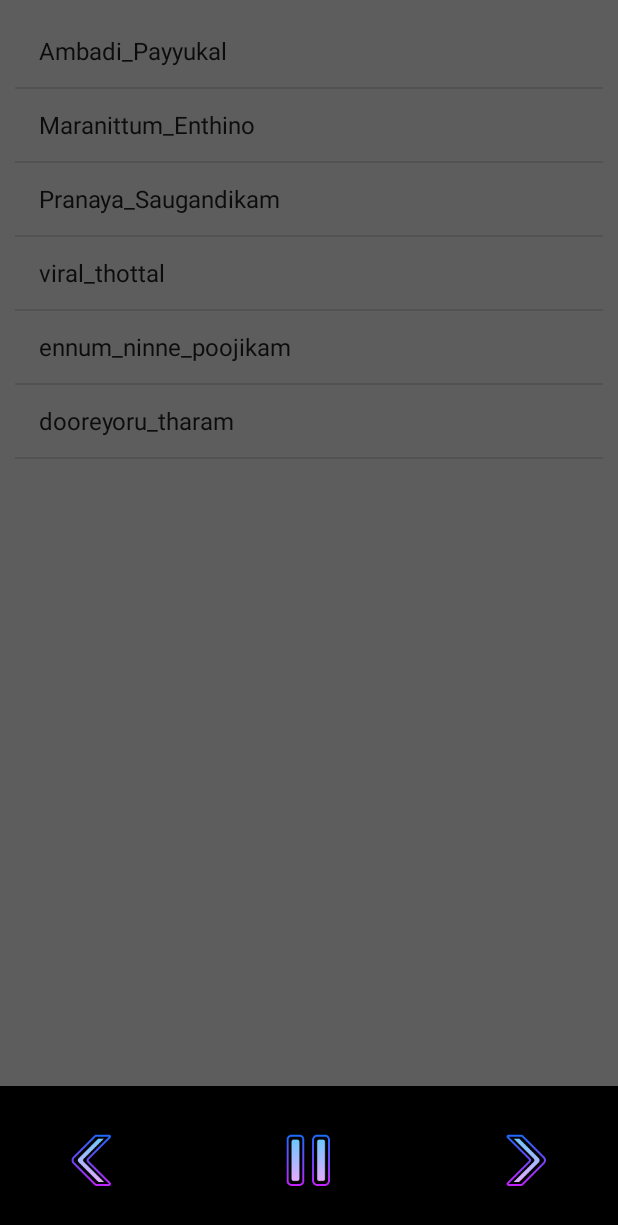
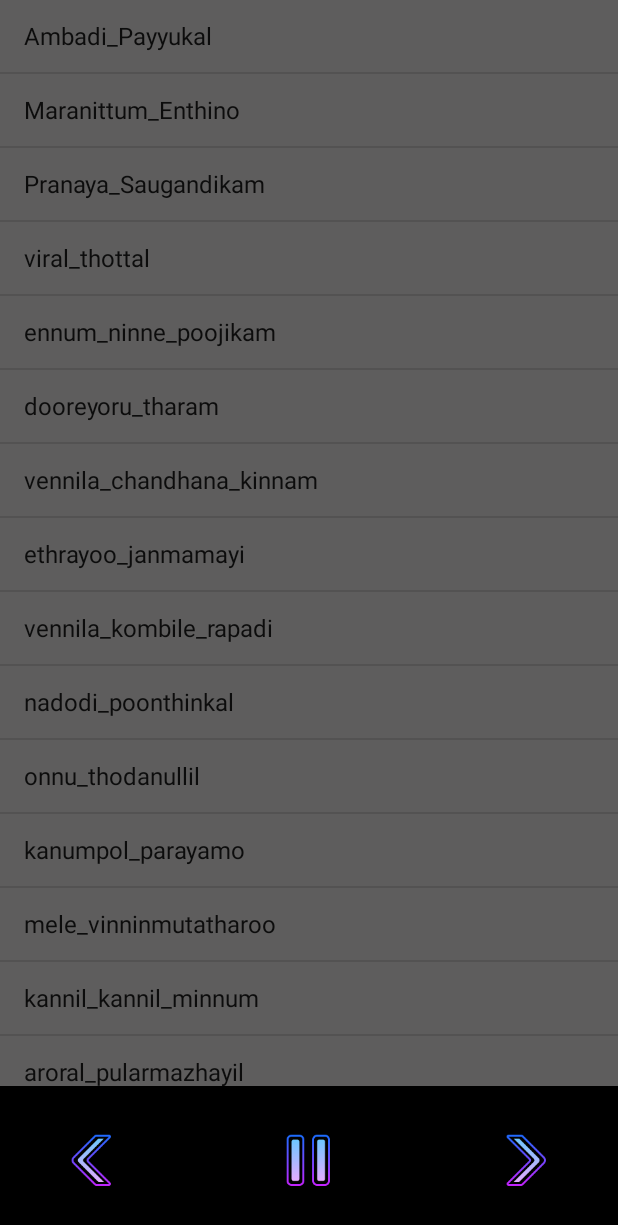
Before and after one commit to jishnu234/EvergreenSongs, an Android app: the screen it shows after launch (HomeActivity), on a phone screen of 412 x 824 dp. Shown: the top 1225 px of the screen. Run offline under Robolectric (Android 15) with nearby library versions, the phone set to English and light mode, and no system bars.

Commit message:
initial commit

```diff
--- a/app/src/main/java/com/example/evergreensongs/HomeActivity.java
+++ b/app/src/main/java/com/example/evergreensongs/HomeActivity.java
@@ -15,8 +15,12 @@ import android.content.DialogInterface;
 import android.content.Intent;
 import android.content.SharedPreferences;
 import android.graphics.Color;
+import android.media.AudioManager;
 import android.media.MediaPlayer;
 import android.os.Bundle;
+import android.os.Handler;
+import android.telephony.PhoneStateListener;
+import android.telephony.TelephonyManager;
 import android.view.View;
 import android.view.WindowManager;
 import android.widget.AdapterView;
@@ -24,6 +28,7 @@ import android.widget.ArrayAdapter;
 import android.widget.Button;
 import android.widget.ImageView;
 import android.widget.ListView;
+import android.widget.SeekBar;
 
 import java.util.ArrayList;
 import java.util.Random;
@@ -36,6 +41,7 @@ public class HomeActivity extends AppCompatActivity {
     ArrayList<Integer> music;
     MediaPlayer mediaPlayer;
     int currentPosition;
+//    private SeekBar seekBar;
 
     SharedPreferences sharedPreferences;
     SharedPreferences.Editor editor;
@@ -58,14 +64,31 @@ public class HomeActivity extends AppCompatActivity {
         play_btn = (ImageView) findViewById(R.id.play_button);
         nxt_btn = (ImageView) findViewById(R.id.nxt_button);
         bck_btn = (ImageView) findViewById(R.id.bck_button);
+//      seekBar=(SeekBar) findViewById(R.id.seekbar);
+
+        AudioManager manager= (AudioManager) getSystemService(AUDIO_SERVICE);
+
+        if (manager != null) {
+            manager.setStreamVolume(AudioManager.STREAM_MUSIC,manager.getStreamMaxVolume(AudioManager.STREAM_MUSIC),0);
+        }
 
         musicName.add("Ambadi_Payyukal");
         musicName.add("Maranittum_Enthino");
         musicName.add("Pranaya_Saugandikam");
-
         musicName.add("viral_thottal");
         musicName.add("ennum_ninne_poojikam");
         musicName.add("dooreyoru_tharam");
+        musicName.add("vennila_chandhana_kinnam");
+        musicName.add("ethrayoo_janmamayi");
+        musicName.add("vennila_kombile_rapadi");
+        musicName.add("nadodi_poonthinkal");
+        musicName.add("onnu_thodanullil");
+        musicName.add("kanumpol_parayamo");
+        musicName.add("mele_vinninmutatharoo");
+        musicName.add("kannil_kannil_minnum");
+        musicName.add("aroral_pularmazhayil");
+        musicName.add("swayam_vara_chandrikee");
+        musicName.add("padii_thodiyilethoo");
 
         music.add(R.raw.ambadi_payyukal);
         music.add(R.raw.maranittum_enthino);
@@ -73,9 +96,41 @@ public class HomeActivity extends AppCompatActivity {
         music.add(R.raw.viral_thottal);
         music.add(R.raw.ennum_ninne_poojikam);
         music.add(R.raw.dooreyoru_tharam);
+        music.add(R.raw.vennila_chandhana_kinnam);
+        music.add(R.raw.ethrayoo_janmamayi);
+        music.add(R.raw.vennila_kombile_rapadi);
+        music.add(R.raw.nadodi_poonthinkal);
+        music.add(R.raw.onnu_thodanullil);
+        music.add(R.raw.kanumpol_parayamo);
+        music.add(R.raw.mele_vinninmutatharoo);
+        music.add(R.raw.kannil_kannil_minnum);
+        music.add(R.raw.aroral_pularmazhayil);
+        music.add(R.raw.swayam_vara_chandrikee);
+        music.add(R.raw.padii_thodiyilethoo);
 
         ArrayAdapter<String> arrayAdapter = new ArrayAdapter<>(this, android.R.layout.simple_list_item_1, musicName);
         listView.setAdapter(arrayAdapter);
+
+//        seekBar.setOnSeekBarChangeListener(new SeekBar.OnSeekBarChangeListener() {
+//            @Override
+//            public void onProgressChanged(SeekBar seekBar, int progress, boolean fromUser) {
+//
+//                if(mediaPlayer!=null && fromUser)
+//                {
+//                    mediaPlayer.seekTo(progress*1000);
+//                }
+//            }
+//
+//            @Override
+//            public void onStartTrackingTouch(SeekBar seekBar) {
+//
+//            }
+//
+//            @Override
+//            public void onStopTrackingTouch(SeekBar seekBar) {
+//
+//            }
+//        });
 
         if(savedInstanceState==null) {
             mediaPlayer = MediaPlayer.create(this, music.get(currentPosition));
@@ -90,11 +145,14 @@ public class HomeActivity extends AppCompatActivity {
                 currentPosition = position;
                 changePrefValue(currentPosition);
 
+
                 if (mediaPlayer == null) {
                     mediaPlayer = MediaPlayer.create(HomeActivity.this, music.get(position));
-                    mediaPlayer.setVolume(100, 100);
+//                    seekBar.setVisibility(View.VISIBLE);
+//                    seekBar.setProgress(0);
                     mediaPlayer.start();
                     play_btn.setImageResource(R.drawable.pause_icon);
+//                    gotoSeek();
                     musicCompleted();
                 } else {
 
@@ -126,7 +184,6 @@ public class HomeActivity extends AppCompatActivity {
 
                 if (mediaPlayer == null) {
                     mediaPlayer = MediaPlayer.create(HomeActivity.this, music.get(currentPosition));
-                    mediaPlayer.setVolume(100, 100);
                     mediaPlayer.start();
                     play_btn.setImageResource(R.drawable.pause_icon);
                     musicCompleted();
@@ -205,6 +262,58 @@ public class HomeActivity extends AppCompatActivity {
             }
         });
 
+
+        PhoneStateListener phoneStateListener=new PhoneStateListener()
+        {
+            @Override
+            public void onCallStateChanged(int state, String phoneNumber) {
+
+                if(state== TelephonyManager.CALL_STATE_RINGING)
+                {
+                    if(mediaPlayer!=null)
+                    {
+                        if(mediaPlayer.isPlaying())
+                        {
+                            mediaPlayer.pause();
+                            play_btn.setImageResource(R.drawable.play_icon);
+
+                        }
+                    }
+                }
+                else if(state==TelephonyManager.CALL_STATE_IDLE)
+                {
+                    if(mediaPlayer!=null)
+                    {
+                        if(!mediaPlayer.isPlaying())
+                        {
+                            mediaPlayer.start();
+                            play_btn.setImageResource(R.drawable.pause_icon);
+                            musicCompleted();
+                        }
+                    }
+                }
+                else if(state==TelephonyManager.CALL_STATE_OFFHOOK)
+                {
+                    if(mediaPlayer!=null)
+                    {
+                        if(mediaPlayer.isPlaying())
+                        {
+                            mediaPlayer.pause();
+                            play_btn.setImageResource(R.drawable.play_icon);
+                        }
+                    }
+                }
+                super.onCallStateChanged(state, phoneNumber);
+            }
+        };
+
+        TelephonyManager mgr=(TelephonyManager) getSystemService(TELEPHONY_SERVICE);
+
+        if(mgr!=null)
+        {
+            mgr.listen(phoneStateListener,PhoneStateListener.LISTEN_NONE);
+        }
+
     }
 
     public void changePrefValue(int value) {
@@ -221,19 +330,39 @@ public class HomeActivity extends AppCompatActivity {
 
                 if (currentPosition == music.size() - 1) {
                     currentPosition = 0;
+                    changePrefValue(currentPosition);
                 } else {
                     currentPosition += 1;
+                    changePrefValue(currentPosition);
                 }
                 mediaPlayer.reset();
                 mediaPlayer.release();
                 mediaPlayer = null;
+//                seekBar.setProgress(0);
                 mediaPlayer = MediaPlayer.create(HomeActivity.this, music.get(currentPosition));
                 mediaPlayer.start();
                 play_btn.setImageResource(R.drawable.pause_icon);
 
+
+
             }
         });
     }
+
+//    public void gotoSeek()
+//    {
+//        new Handler().postDelayed(new Runnable() {
+//            @Override
+//            public void run() {
+//                int currentPos=mediaPlayer.getCurrentPosition()/1000;
+//                int duration=mediaPlayer.getDuration()/1000;
+//                seekBar.setMax(duration);
+//               seekBar.setProgress(currentPos);
+//            }
+//        },1000);
+//    }
+
+
 
 //    @Override
 //    protected void onStart() {
--- a/app/src/main/res/layout/activity_home.xml
+++ b/app/src/main/res/layout/activity_home.xml
@@ -7,7 +7,6 @@
     tools:context=".HomeActivity">
 
     <ListView
-        android:padding="10dp"
         android:id="@+id/list_view"
         android:layout_width="match_parent"
         android:layout_height="0dp"
@@ -16,6 +15,15 @@
         app:layout_constraintTop_toTopOf="parent"
         android:background="#5E5D5D"
         app:layout_constraintBottom_toTopOf="@+id/bottom"/>
+
+<!--    <SeekBar-->
+<!--        android:id="@+id/seekbar"-->
+<!--        android:layout_width="match_parent"-->
+<!--        android:layout_height="wrap_content"-->
+<!--        android:visibility="gone"-->
+<!--        app:layout_constraintEnd_toEndOf="parent"-->
+<!--        app:layout_constraintStart_toStartOf="parent"-->
+<!--        app:layout_constraintTop_toTopOf="parent" />-->
 
 
     <RelativeLayout
```
Also changed, not shown: 11 other files.
